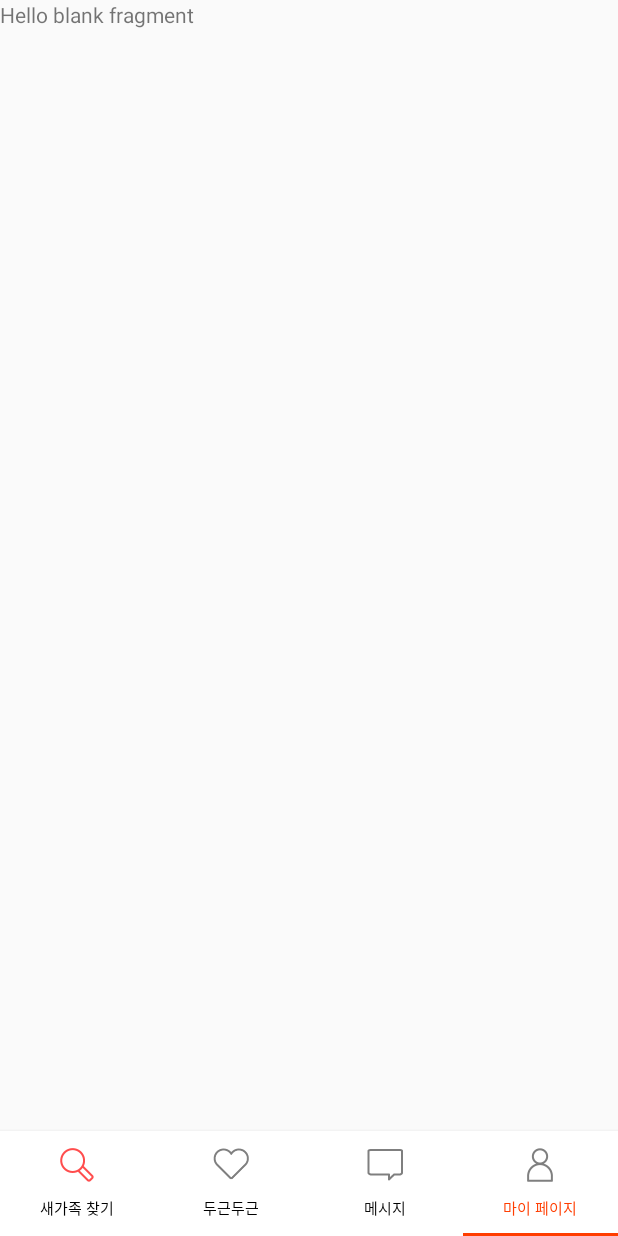
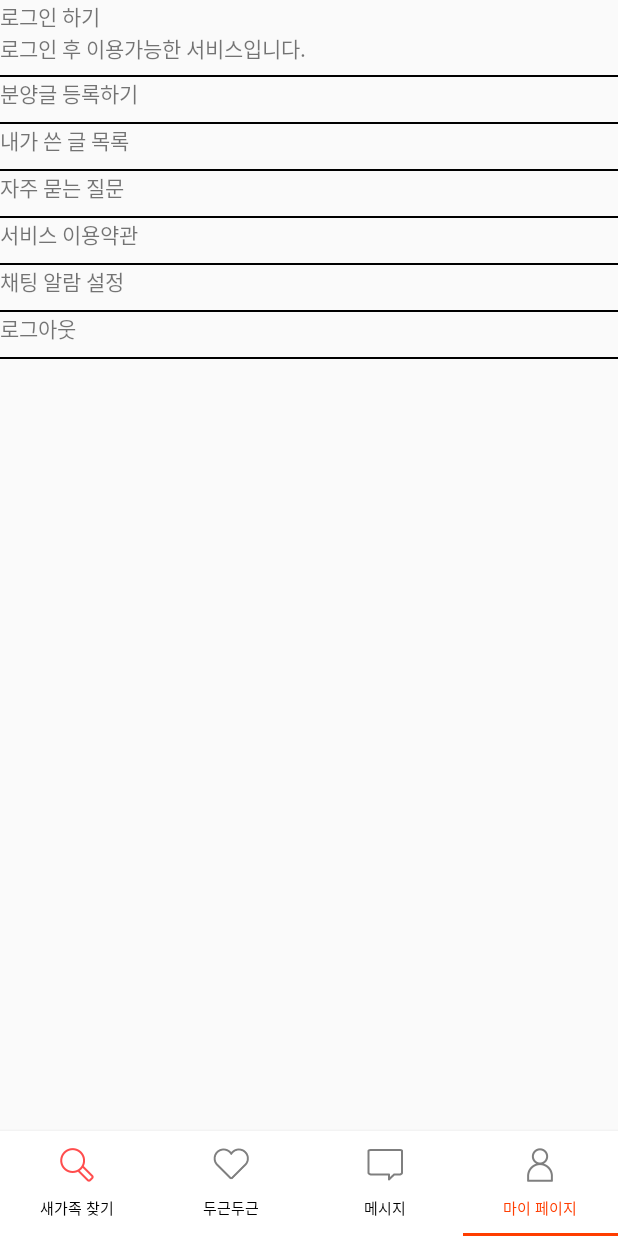
Before and after one commit to tak8997/DoguenDoguen, an Android app: the screen it shows after launch (HomeActivity), item 4 of the bottom bar chosen, on a phone screen of 412 x 824 dp. Run offline under Robolectric (Android 15) with nearby library versions, the phone set to English and light mode, and no system bars; our stand-ins replace ButterKnife, CircleImageView; network calls fail; pictures from the network do not load.

Commit message:
work default ui layout in MyProfileFragment

```diff
--- a/app/src/main/java/org/tacademy/woof/doguendoguen/fragment/MyProfileFragment.java
+++ b/app/src/main/java/org/tacademy/woof/doguendoguen/fragment/MyProfileFragment.java
@@ -9,22 +9,7 @@ import android.view.ViewGroup;
 
 import org.tacademy.woof.doguendoguen.R;
 
-/**
- * A simple {@link Fragment} subclass.
- * Use the {@link MyProfileFragment#newInstance} factory method to
- * create an instance of this fragment.
- */
 public class MyProfileFragment extends Fragment {
-    // TODO: Rename parameter arguments, choose names that match
-    // the fragment initialization parameters, e.g. ARG_ITEM_NUMBER
-    private static final String ARG_PARAM1 = "param1";
-    private static final String ARG_PARAM2 = "param2";
-
-    // TODO: Rename and change types of parameters
-    private String mParam1;
-    private String mParam2;
-
-
     public MyProfileFragment() {
         // Required empty public constructor
     }
@@ -42,16 +27,13 @@ public class MyProfileFragment extends Fragment {
     public void onCreate(Bundle savedInstanceState) {
         super.onCreate(savedInstanceState);
         if (getArguments() != null) {
-            mParam1 = getArguments().getString(ARG_PARAM1);
-            mParam2 = getArguments().getString(ARG_PARAM2);
         }
     }
 
     @Override
-    public View onCreateView(LayoutInflater inflater, ViewGroup container,
-                             Bundle savedInstanceState) {
-        // Inflate the layout for this fragment
+    public View onCreateView(LayoutInflater inflater, ViewGroup container, Bundle savedInstanceState) {
         View view = inflater.inflate(R.layout.fragment_my_profile, container, false);
+
 
 
         return view;
--- a/app/src/main/res/layout/fragment_my_profile.xml
+++ b/app/src/main/res/layout/fragment_my_profile.xml
@@ -1,14 +1,135 @@
-<FrameLayout xmlns:android="http://schemas.android.com/apk/res/android"
+<LinearLayout xmlns:android="http://schemas.android.com/apk/res/android"
     xmlns:tools="http://schemas.android.com/tools"
     android:layout_width="match_parent"
     android:layout_height="match_parent"
+    android:orientation="vertical"
     tools:context="org.tacademy.woof.doguendoguen.fragment.MyProfileFragment">
 
-    <!-- TODO: Update blank fragment layout -->
-    <TextView
-        android:id="@+id/a"
+    <RelativeLayout
         android:layout_width="match_parent"
-        android:layout_height="match_parent"
-        android:text="@string/hello_blank_fragment" />
+        android:layout_height="wrap_content">
+        <TextView
+            android:id="@+id/profile_title"
+            android:text="@string/profile_title"
+            android:layout_width="wrap_content"
+            android:layout_height="wrap_content" />
+        <TextView
+            android:id="@+id/profile_sub_title"
+            android:text="@string/profile_sub_title"
+            android:layout_width="wrap_content"
+            android:layout_height="wrap_content"
+            android:layout_below="@id/profile_title"/>
+        <de.hdodenhof.circleimageview.CircleImageView
+            android:id="@+id/profile_user_image"
+            android:layout_width="50dp"
+            android:layout_height="50dp"
+            android:layout_alignParentRight="true"/>
+    </RelativeLayout>
 
-</FrameLayout>
+    <View
+        android:layout_width="match_parent"
+        android:layout_height="1dp"
+        android:background="@drawable/divider"/>
+
+    <LinearLayout
+        android:layout_width="match_parent"
+        android:layout_height="wrap_content"
+        android:orientation="horizontal">
+        <TextView
+            android:text="@string/post_register"
+            android:layout_width="wrap_content"
+            android:layout_height="wrap_content" />
+        <ImageView
+            android:layout_width="30dp"
+            android:layout_height="30dp" />
+    </LinearLayout>
+    <View
+        android:layout_width="match_parent"
+        android:layout_height="1dp"
+        android:background="@drawable/divider"/>
+
+    <LinearLayout
+        android:layout_width="match_parent"
+        android:layout_height="wrap_content"
+        android:orientation="horizontal">
+        <TextView
+            android:text="@string/post_my_list"
+            android:layout_width="wrap_content"
+            android:layout_height="wrap_content" />
+        <ImageView
+            android:layout_width="30dp"
+            android:layout_height="30dp" />
+    </LinearLayout>
+    <View
+        android:layout_width="match_parent"
+        android:layout_height="1dp"
+        android:background="@drawable/divider"/>
+
+    <LinearLayout
+        android:layout_width="match_parent"
+        android:layout_height="wrap_content"
+        android:orientation="horizontal">
+        <TextView
+            android:text="@string/question"
+            android:layout_width="wrap_content"
+            android:layout_height="wrap_content" />
+        <ImageView
+            android:layout_width="30dp"
+            android:layout_height="30dp" />
+    </LinearLayout>
+    <View
+        android:layout_width="match_parent"
+        android:layout_height="1dp"
+        android:background="@drawable/divider"/>
+
+    <LinearLayout
+        android:layout_width="match_parent"
+        android:layout_height="wrap_content"
+        android:orientation="horizontal">
+        <TextView
+            android:text="@string/service_terms"
+            android:layout_width="wrap_content"
+            android:layout_height="wrap_content" />
+        <ImageView
+            android:layout_width="30dp"
+            android:layout_height="30dp" />
+    </LinearLayout>
+    <View
+        android:layout_width="match_parent"
+        android:layout_height="1dp"
+        android:background="@drawable/divider"/>
+
+    <LinearLayout
+        android:layout_width="match_parent"
+        android:layout_height="wrap_content"
+        android:orientation="horizontal">
+        <TextView
+            android:text="@string/message_alarm"
+            android:layout_width="wrap_content"
+            android:layout_height="wrap_content" />
+        <ImageView
+            android:layout_width="30dp"
+            android:layout_height="30dp" />
+    </LinearLayout>
+    <View
+        android:layout_width="match_parent"
+        android:layout_height="1dp"
+        android:background="@drawable/divider"/>
+
+    <LinearLayout
+        android:layout_width="match_parent"
+        android:layout_height="wrap_content"
+        android:orientation="horizontal">
+        <TextView
+            android:text="@string/logout"
+            android:layout_width="wrap_content"
+            android:layout_height="wrap_content" />
+        <ImageView
+            android:layout_width="30dp"
+            android:layout_height="30dp" />
+    </LinearLayout>
+    <View
+        android:layout_width="match_parent"
+        android:layout_height="1dp"
+        android:background="@drawable/divider"/>
+</LinearLayout>
--- a/app/src/main/res/values/strings.xml
+++ b/app/src/main/res/values/strings.xml
@@ -43,6 +43,14 @@
 
 
 
-    <!-- TODO: Remove or change this placeholder text -->
-    <string name="hello_blank_fragment">Hello blank fragment</string>
+    <!-- 마이 프로필 프래그먼트 -->
+    <string name="profile_title">로그인 하기</string>
+    <string name="profile_sub_title">로그인 후 이용가능한 서비스입니다.</string>
+    <string name="post_register">분양글 등록하기</string>
+    <string name="post_my_list">내가 쓴 글 목록</string>
+    <string name="question">자주 묻는 질문</string>
+    <string name="service_terms">서비스 이용약관</string>
+    <string name="message_alarm">채팅 알람 설정</string>
+    <string name="logout">로그아웃</string>
+
 </resources>
```
